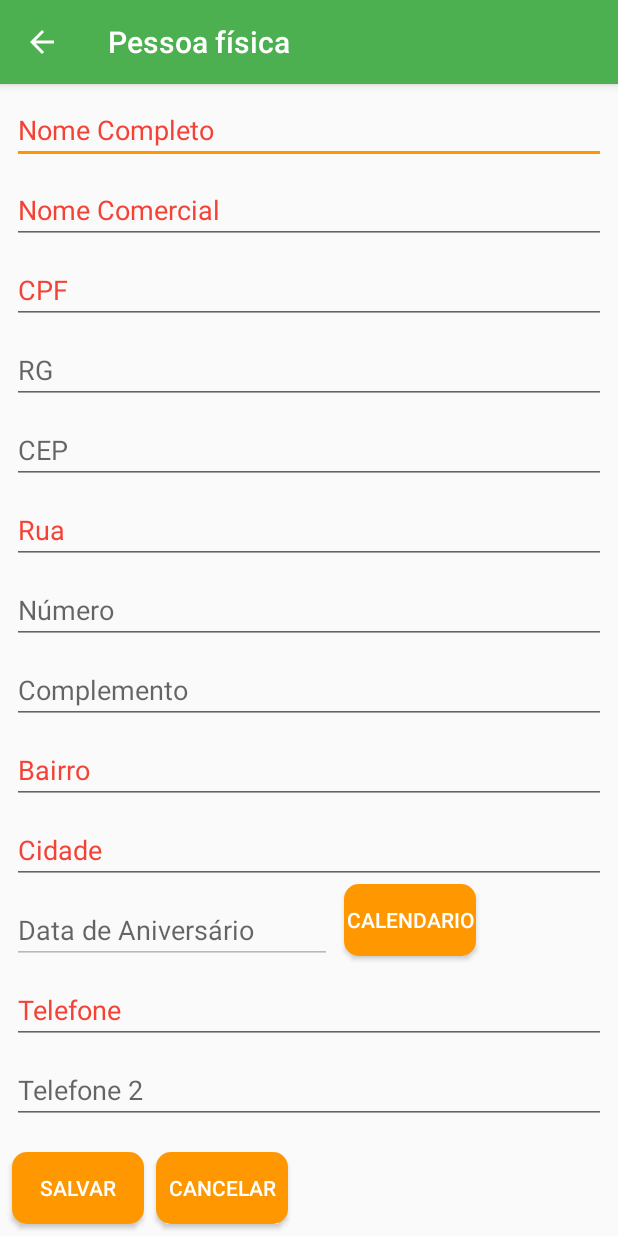
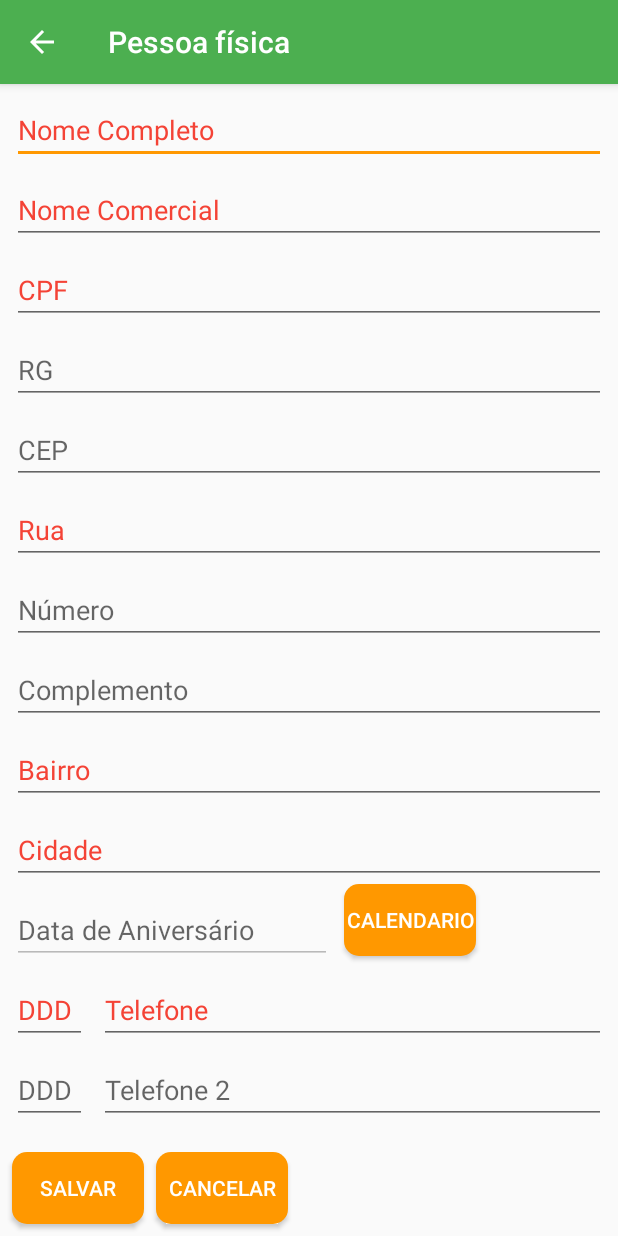
Before and after one commit to pablohcl/W170803, an Android app: the TelaClientesCadastroFisica screen opened directly, with no data from a screen before it, after a tap on "SALVAR", on a phone screen of 412 x 824 dp. Run offline under Robolectric (Android 15) with nearby library versions, the phone set to English and light mode, and no system bars; 1 statement that could not run was skipped.

Commit message:
Ajustando contatos: - Cadastros de clientes prontos para receberam carga do sysop. - Falta arrumar layout do cardview dos contatos

```diff
--- a/app/src/main/java/watt/w170803/TelaClientesCadastroFisica.java
+++ b/app/src/main/java/watt/w170803/TelaClientesCadastroFisica.java
@@ -1,7 +1,6 @@
 package watt.w170803;
 
 import android.app.AlertDialog;
-import android.app.DatePickerDialog;
 import android.content.Context;
 import android.content.DialogInterface;
 import android.support.v4.app.DialogFragment;
@@ -12,7 +11,6 @@ import android.support.v7.widget.RecyclerView;
 import android.util.Log;
 import android.view.View;
 import android.widget.Button;
-import android.widget.DatePicker;
 import android.widget.EditText;
 import android.widget.ImageButton;
 import android.widget.Toast;
@@ -40,7 +38,9 @@ public class TelaClientesCadastroFisica extends AppCompatActivity {
     private EditText etCidade;
     private EditText etAniver;
     private Button btnSelecionaData;
+    private EditText etDdd1;
     private EditText etTelefone;
+    private EditText etDdd2;
     private EditText etTelefone2;
     private EditText etEmail;
     private EditText etObs;
@@ -94,7 +94,9 @@ public class TelaClientesCadastroFisica extends AppCompatActivity {
         etCidade = (EditText) findViewById(R.id.et_cidade);
         etAniver = (EditText) findViewById(R.id.et_aniver);
         btnSelecionaData = (Button) findViewById(R.id.btn_seleciona_data);
+        etDdd1 = (EditText) findViewById(R.id.tv_ddd1_tela_exibe);
         etTelefone = (EditText) findViewById(R.id.et_telefone);
+        etDdd2 = (EditText) findViewById(R.id.ddd2);
         etTelefone2 = (EditText) findViewById(R.id.et_telefone2);
         etEmail = (EditText) findViewById(R.id.et_email);
         etObs = (EditText) findViewById(R.id.et_obs);
@@ -174,7 +176,9 @@ public class TelaClientesCadastroFisica extends AppCompatActivity {
         etBairro.setText(null);
         etCidade.setText(null);
         etAniver.setText(null);
+        etDdd1.setText(null);
         etTelefone.setText(null);
+        etDdd2.setText(null);
         etTelefone2.setText(null);
         etEmail.setText(null);
         etObs.setText(null);
@@ -191,7 +195,7 @@ public class TelaClientesCadastroFisica extends AppCompatActivity {
     // ORGANIZA E INSERE OS DADOS NO BANCO #####
     public void salvarNoBanco(){
 
-        if(etRazaoSocial.getText().toString().isEmpty() ||  etFantasia.getText().toString().isEmpty() || etCpf.getText().toString().isEmpty() || etEndereco.getText().toString().isEmpty() || etBairro.getText().toString().isEmpty() || etCidade.getText().toString().isEmpty() || etTelefone.getText().toString().isEmpty()) {
+        if(etRazaoSocial.getText().toString().isEmpty() || etDdd1.getText().toString().isEmpty() ||  etFantasia.getText().toString().isEmpty() || etCpf.getText().toString().isEmpty() || etEndereco.getText().toString().isEmpty() || etBairro.getText().toString().isEmpty() || etCidade.getText().toString().isEmpty() || etTelefone.getText().toString().isEmpty()) {
 
             Toast.makeText(TelaClientesCadastroFisica.this, "Preencha todos os campos em vermelho.", Toast.LENGTH_LONG).show();
 
@@ -213,7 +217,9 @@ public class TelaClientesCadastroFisica extends AppCompatActivity {
             c.setBairro(etBairro.getText().toString());
             c.setCidade(etCidade.getText().toString());
             c.setAniver(etAniver.getText().toString());
+            c.setDdd1(etDdd1.getText().toString());
             c.setTelefone(etTelefone.getText().toString());
+            c.setDdd2(etDdd2.getText().toString());
             c.setTelefone2(etTelefone2.getText().toString());
             c.setEmail(etEmail.getText().toString());
             c.setObs(etObs.getText().toString());
@@ -274,6 +280,19 @@ public class TelaClientesCadastroFisica extends AppCompatActivity {
                 EditText etFone2Contato = (EditText) v.findViewById(R.id.et_fone2_contato);
                 EditText etEmailContato = (EditText) v.findViewById(R.id.et_email_contatos);
 
+                if(etContatoContatos.getText().toString().isEmpty()){
+                    AlertDialog.Builder alertContatoVazio = new AlertDialog.Builder(getContext());
+                    alertContatoVazio.setTitle("Atenção");
+                    alertContatoVazio.setMessage("Contato não será salvo pois não foi informado o nome");
+                    alertContatoVazio.setPositiveButton("FECHAR", new DialogInterface.OnClickListener() {
+                        @Override
+                        public void onClick(DialogInterface dialogInterface, int i) {
+
+                        }
+                    });
+                    alertContatoVazio.show();
+                }else {
+
                     ContatosClientes con = new ContatosClientes();
 
                     con.setIdContato(codigoNovoContato);
@@ -287,6 +306,7 @@ public class TelaClientesCadastroFisica extends AppCompatActivity {
 
                     listContatos.add(con);
                     refreshListContatos();
+                }
             }
         });
         alertContato.setNegativeButton("Cancelar", new DialogInterface.OnClickListener() {
--- a/app/src/main/java/watt/w170803/util/DatePickerFragment.java
+++ b/app/src/main/java/watt/w170803/util/DatePickerFragment.java
@@ -5,6 +5,7 @@ import android.app.Dialog;
 import android.os.Bundle;
 import android.support.v4.app.DialogFragment;
 import android.widget.DatePicker;
+import android.widget.EditText;
 import android.widget.TextView;
 
 import java.util.Calendar;
@@ -33,7 +34,7 @@ public class DatePickerFragment extends DialogFragment
 
     public void onDateSet(DatePicker view, int year, int month, int day) {
         // Do something with the date chosen by the user
-        TextView tv1= (TextView) getActivity().findViewById(R.id.et_aniver);
+        EditText tv1= (EditText) getActivity().findViewById(R.id.et_aniver);
         tv1.setText(view.getDayOfMonth()+"/"+(view.getMonth()+1)+"/"+view.getYear());
 
     }
--- a/app/src/main/java/watt/w170803/util/db/BaseDB.java
+++ b/app/src/main/java/watt/w170803/util/db/BaseDB.java
@@ -24,7 +24,9 @@ public class BaseDB extends SQLiteOpenHelper {
     public static final String CLIENTE_BAIRRO = "bairro";
     public static final String CLIENTE_CIDADE = "cidade";
     public static final String CLIENTE_ANIVER = "aniver";
+    public static final String CLIENTE_DDD1 = "ddd1";
     public static final String CLIENTE_TELEFONE = "telefone";
+    public static final String CLIENTE_DDD2 = "ddd2";
     public static final String CLIENTE_TELEFONE2 = "telefone2";
     public static final String CLIENTE_EMAIL = "email";
     public static final String CLIENTE_OBS = "obs";
@@ -44,7 +46,9 @@ public class BaseDB extends SQLiteOpenHelper {
             BaseDB.CLIENTE_BAIRRO,
             BaseDB.CLIENTE_CIDADE,
             BaseDB.CLIENTE_ANIVER,
+            BaseDB.CLIENTE_DDD1,
             BaseDB.CLIENTE_TELEFONE,
+            BaseDB.CLIENTE_DDD2,
             BaseDB.CLIENTE_TELEFONE2,
             BaseDB.CLIENTE_EMAIL,
             BaseDB.CLIENTE_OBS,
@@ -80,7 +84,9 @@ public class BaseDB extends SQLiteOpenHelper {
                     CLIENTE_BAIRRO+" text,"+
                     CLIENTE_CIDADE+" text,"+
                     CLIENTE_ANIVER+" text, "+
+                    CLIENTE_DDD1+" text, "+
                     CLIENTE_TELEFONE+" text,"+
+                    CLIENTE_DDD2+" text, "+
                     CLIENTE_TELEFONE2+" text,"+
                     CLIENTE_EMAIL+" text,"+
                     CLIENTE_OBS+" text,"+
@@ -179,7 +185,7 @@ public class BaseDB extends SQLiteOpenHelper {
     // BANCO, NOME, VERSAO ###########################################################
 
     private static final String BANCO_NOME = "watt.sqlite";
-    private static final int BANCO_VERSAO = 18;
+    private static final int BANCO_VERSAO = 19;
 
     public BaseDB(Context context) {
         super(context, BANCO_NOME, null, BANCO_VERSAO);
--- a/app/src/main/java/watt/w170803/util/db/ClientesDB.java
+++ b/app/src/main/java/watt/w170803/util/db/ClientesDB.java
@@ -45,7 +45,9 @@ public class ClientesDB {
         cv.put(BaseDB.CLIENTE_BAIRRO, c.getBairro());
         cv.put(BaseDB.CLIENTE_CIDADE, c.getCidade());
         cv.put(BaseDB.CLIENTE_ANIVER, c.getAniver());
+        cv.put(BaseDB.CLIENTE_DDD1, c.getDdd1());
         cv.put(BaseDB.CLIENTE_TELEFONE, c.getTelefone());
+        cv.put(BaseDB.CLIENTE_DDD2, c.getDdd2());
         cv.put(BaseDB.CLIENTE_TELEFONE2, c.getTelefone2());
         cv.put(BaseDB.CLIENTE_EMAIL, c.getEmail());
         cv.put(BaseDB.CLIENTE_OBS, c.getObs());
@@ -148,11 +150,13 @@ public class ClientesDB {
             c.setBairro(cursor.getString(9));
             c.setCidade(cursor.getString(10));
             c.setAniver(cursor.getString(11));
-            c.setTelefone(cursor.getString(12));
-            c.setTelefone2(cursor.getString(13));
-            c.setEmail(cursor.getString(14));
-            c.setObs(cursor.getString(15));
-            c.seteJuridica(cursor.getString(16));
+            c.setDdd1(cursor.getString(12));
+            c.setTelefone(cursor.getString(13));
+            c.setDdd2(cursor.getString(14));
+            c.setTelefone2(cursor.getString(15));
+            c.setEmail(cursor.getString(16));
+            c.setObs(cursor.getString(17));
+            c.seteJuridica(cursor.getString(18));
 
         }
 
--- a/app/src/main/res/layout/activity_tela_clientes_cadastro_fisica.xml
+++ b/app/src/main/res/layout/activity_tela_clientes_cadastro_fisica.xml
@@ -247,41 +247,64 @@
                 app:layout_constraintTop_toBottomOf="@+id/et_cidade" />
 
             <EditText
+                android:id="@+id/tv_ddd1_tela_exibe"
+                android:layout_width="50dp"
+                android:layout_height="wrap_content"
+                android:layout_marginLeft="8dp"
+                android:layout_marginTop="8dp"
+                android:ems="10"
+                android:hint="DDD"
+                android:textColorHint="@color/red500"
+                android:inputType="phone"
+                app:layout_constraintLeft_toLeftOf="parent"
+                app:layout_constraintTop_toBottomOf="@+id/et_aniver" />
+
+            <EditText
                 android:id="@+id/et_telefone"
                 android:layout_width="0dp"
                 android:layout_height="wrap_content"
                 android:layout_marginEnd="8dp"
                 android:layout_marginLeft="8dp"
                 android:layout_marginRight="8dp"
-                android:layout_marginStart="8dp"
                 android:layout_marginTop="8dp"
                 android:ems="10"
                 android:hint="Telefone"
-                android:inputType="number"
+                android:inputType="phone"
                 android:maxLength="11"
                 android:textColorHint="@color/red500"
-                app:layout_constraintHorizontal_bias="0.0"
+                app:layout_constraintLeft_toRightOf="@+id/tv_ddd1_tela_exibe"
+                app:layout_constraintRight_toRightOf="parent"
+                app:layout_constraintTop_toBottomOf="@+id/et_aniver"
+                app:layout_constraintHorizontal_bias="1.0" />
+
+            <EditText
+                android:id="@+id/ddd2"
+                android:layout_width="50dp"
+                android:layout_height="wrap_content"
+                android:layout_marginLeft="8dp"
+                android:layout_marginTop="8dp"
+                android:ems="10"
+                android:hint="DDD"
+                android:inputType="phone"
                 app:layout_constraintLeft_toLeftOf="parent"
-                app:layout_constraintRight_toRightOf="parent"
-                app:layout_constraintTop_toBottomOf="@+id/et_aniver" />
+                app:layout_constraintTop_toBottomOf="@+id/tv_ddd1_tela_exibe" />
 
             <EditText
                 android:id="@+id/et_telefone2"
                 android:layout_width="0dp"
                 android:layout_height="wrap_content"
                 android:layout_marginEnd="8dp"
-                android:layout_marginLeft="8dp"
                 android:layout_marginRight="8dp"
-                android:layout_marginStart="8dp"
                 android:layout_marginTop="8dp"
                 android:ems="10"
                 android:hint="Telefone 2"
                 android:inputType="number"
                 android:maxLength="11"
-                app:layout_constraintHorizontal_bias="0.0"
-                app:layout_constraintLeft_toLeftOf="parent"
                 app:layout_constraintRight_toRightOf="parent"
-                app:layout_constraintTop_toBottomOf="@+id/et_telefone" />
+                app:layout_constraintTop_toBottomOf="@+id/et_telefone"
+                app:layout_constraintLeft_toRightOf="@+id/ddd2"
+                android:layout_marginLeft="8dp"
+                app:layout_constraintHorizontal_bias="1.0" />
 
             <EditText
                 android:id="@+id/et_email"
@@ -346,8 +369,8 @@
                 android:layout_width="0dp"
                 android:layout_height="wrap_content"
                 android:layout_marginBottom="8dp"
-                android:layout_marginLeft="8dp"
-                android:layout_marginRight="8dp"
+                android:layout_marginLeft="0dp"
+                android:layout_marginRight="0dp"
                 android:layout_marginTop="0dp"
                 app:layout_constraintBottom_toBottomOf="parent"
                 app:layout_constraintLeft_toLeftOf="parent"
```
Also changed, not shown: app/src/main/java/watt/w170803/TelaClientesExibe.java (+6 -28 lines), app/src/main/res/layout/activity_tela_clientes_exibe.xml (+32 -15 lines). Lines whose indentation alone changed are shown as unchanged.
